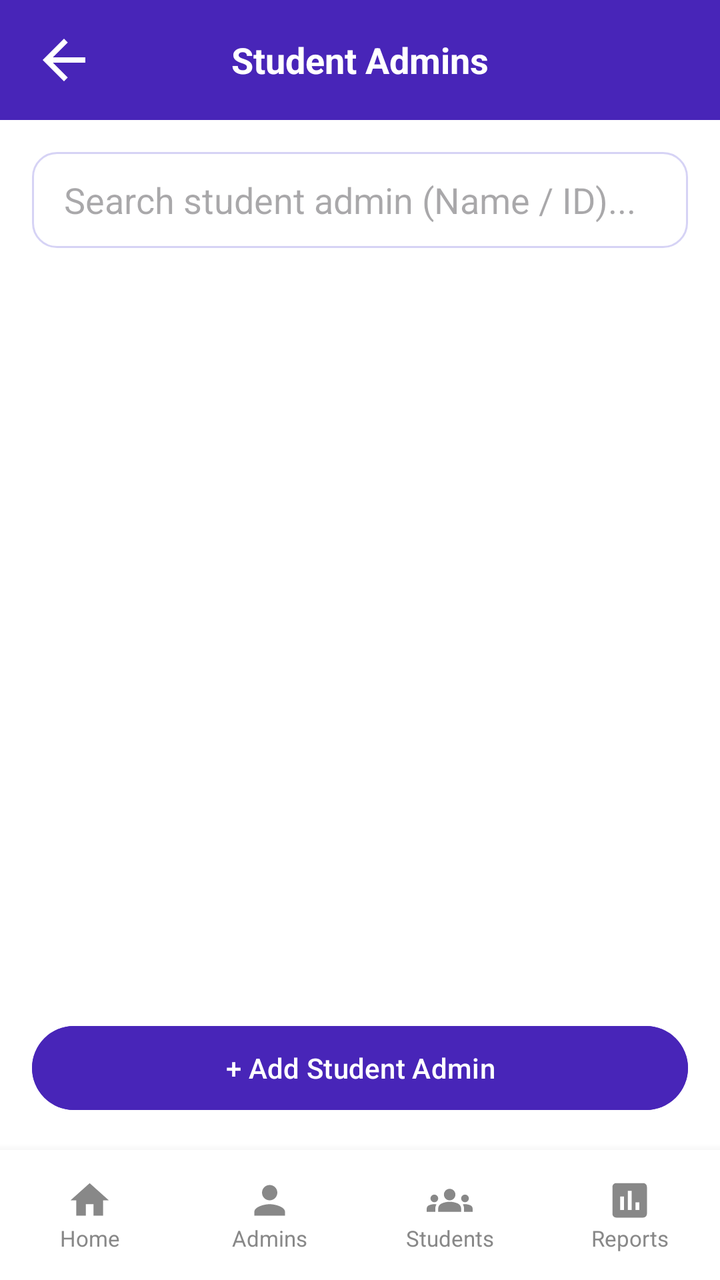
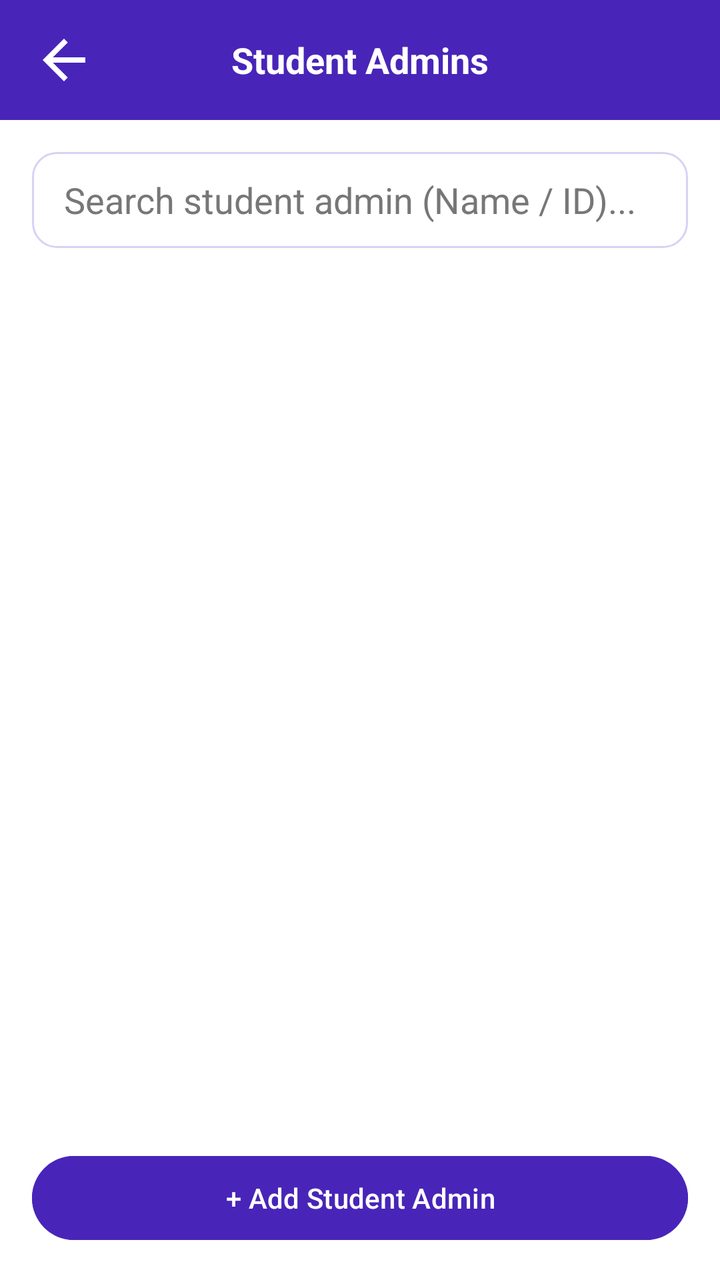

The first picture is an Android layout as it rendered before a commit; the second is the same layout after the commit. The layout source and the unified diff follow.
<!-- AndroidManifest.xml: application theme Theme.TrackPoint -->
<!-- res/layout/activity_student_admins.xml -->
<?xml version="1.0" encoding="utf-8"?>

<LinearLayout xmlns:android="http://schemas.android.com/apk/res/android"
    xmlns:app="http://schemas.android.com/apk/res-auto"
    android:layout_width="match_parent"
    android:layout_height="match_parent"
    android:orientation="vertical"
    android:background="#4825B8"
    android:fitsSystemWindows="true">

    
    <LinearLayout
        android:layout_width="match_parent"
        android:layout_height="60dp"
        android:orientation="horizontal"
        android:gravity="center_vertical"
        android:paddingStart="16dp"
        android:paddingEnd="16dp"
        android:background="#4825B8">

        <ImageView
            android:id="@+id/btnBack"
            android:layout_width="32dp"
            android:layout_height="32dp"
            android:src="@drawable/back_symbol"
            app:tint="@color/white"
            android:contentDescription="Back" />

        <TextView
            android:layout_width="0dp"
            android:layout_height="wrap_content"
            android:layout_weight="1"
            android:text="Student Admins"
            android:textColor="@color/white"
            android:textSize="18sp"
            android:textStyle="bold"
            android:gravity="center" />

        <View
            android:layout_width="32dp"
            android:layout_height="32dp" />

    </LinearLayout>

    
    <LinearLayout
        android:layout_width="match_parent"
        android:layout_height="0dp"
        android:layout_weight="1"
        android:orientation="vertical"
        android:padding="16dp"
        android:background="@color/white">

        
        <EditText
            android:id="@+id/searchAdmin"
            android:layout_width="match_parent"
            android:layout_height="48dp"
            android:hint="Search student admin (Name / ID)..."
            android:inputType="text"
            android:paddingStart="16dp"
            android:paddingEnd="16dp"
            android:background="@drawable/input_box"
            android:textColor="@color/black"
            android:layout_marginBottom="14dp" />

        
        <ScrollView
            android:layout_width="match_parent"
            android:layout_height="0dp"
            android:layout_weight="1"
            android:fillViewport="true">

            <LinearLayout
                android:id="@+id/adminListContainer"
                android:layout_width="match_parent"
                android:layout_height="wrap_content"
                android:orientation="vertical" />

        </ScrollView>

        
        <Button
            android:id="@+id/btnAddAdmin"
            android:layout_width="match_parent"
            android:layout_height="50dp"
            android:layout_marginTop="10dp"
            android:text="+ Add Student Admin"
            android:textColor="@color/white"
            android:backgroundTint="#4825B8" />

    </LinearLayout>

    <include
        layout="@layout/view_staff_admin_bottom_navigation" />

</LinearLayout>
<!-- res/layout/view_staff_admin_bottom_navigation.xml (included above) -->
<?xml version="1.0" encoding="utf-8"?>

<LinearLayout xmlns:android="http://schemas.android.com/apk/res/android"
    android:layout_width="match_parent"
    android:layout_height="65dp"
    android:orientation="horizontal"
    android:gravity="center"
    android:background="@color/white"
    android:elevation="8dp">

    <LinearLayout
        android:id="@+id/navHome"
        android:layout_width="0dp"
        android:layout_height="match_parent"
        android:layout_weight="1"
        android:orientation="vertical"
        android:gravity="center"
        android:clickable="true"
        android:focusable="true">

        <ImageView
            android:id="@+id/iconHome"
            android:layout_width="23dp"
            android:layout_height="23dp"
            android:src="@drawable/ic_staff_home"
            android:tint="#888888" />

        <TextView
            android:id="@+id/textHome"
            android:layout_width="wrap_content"
            android:layout_height="wrap_content"
            android:text="Home"
            android:textSize="11sp"
            android:textColor="#888888" />
    </LinearLayout>

    <LinearLayout
        android:id="@+id/navAdmins"
        android:layout_width="0dp"
        android:layout_height="match_parent"
        android:layout_weight="1"
        android:orientation="vertical"
        android:gravity="center"
        android:clickable="true"
        android:focusable="true">

        <ImageView
            android:id="@+id/iconAdmins"
            android:layout_width="23dp"
            android:layout_height="23dp"
            android:src="@drawable/ic_staff_admins"
            android:tint="#888888" />

        <TextView
            android:id="@+id/textAdmins"
            android:layout_width="wrap_content"
            android:layout_height="wrap_content"
            android:text="Admins"
            android:textSize="11sp"
            android:textColor="#888888" />
    </LinearLayout>

    <LinearLayout
        android:id="@+id/navStudents"
        android:layout_width="0dp"
        android:layout_height="match_parent"
        android:layout_weight="1"
        android:orientation="vertical"
        android:gravity="center"
        android:clickable="true"
        android:focusable="true">

        <ImageView
            android:id="@+id/iconStudents"
            android:layout_width="23dp"
            android:layout_height="23dp"
            android:src="@drawable/ic_staff_students"
            android:tint="#888888" />

        <TextView
            android:id="@+id/textStudents"
            android:layout_width="wrap_content"
            android:layout_height="wrap_content"
            android:text="Students"
            android:textSize="11sp"
            android:textColor="#888888" />
    </LinearLayout>

    <LinearLayout
        android:id="@+id/navReports"
        android:layout_width="0dp"
        android:layout_height="match_parent"
        android:layout_weight="1"
        android:orientation="vertical"
        android:gravity="center"
        android:clickable="true"
        android:focusable="true">

        <ImageView
            android:id="@+id/iconReports"
            android:layout_width="23dp"
            android:layout_height="23dp"
            android:src="@drawable/ic_staff_reports"
            android:tint="#888888" />

        <TextView
            android:id="@+id/textReports"
            android:layout_width="wrap_content"
            android:layout_height="wrap_content"
            android:text="Reports"
            android:textSize="11sp"
            android:textColor="#888888" />
    </LinearLayout>

</LinearLayout>
<!-- resources referenced by this layout -->
<resources>
  <color name="black">#FF000000</color>
  <color name="white">#FFFFFFFF</color>
  <!-- drawable back_symbol (drawable) -->
  <vector xmlns:android="http://schemas.android.com/apk/res/android" android:autoMirrored="true" android:height="24dp" android:tint="#000000" android:viewportHeight="24" android:viewportWidth="24" android:width="24dp">
        
      <path android:fillColor="@android:color/white" android:pathData="M20,11H7.83l5.59,-5.59L12,4l-8,8 8,8 1.41,-1.41L7.83,13H20v-2z"/>
      
  </vector>
  <!-- drawable ic_staff_admins (drawable) -->
  <vector xmlns:android="http://schemas.android.com/apk/res/android" android:height="24dp" android:tint="#000000" android:viewportHeight="24" android:viewportWidth="24" android:width="24dp">
        
      <path android:fillColor="@android:color/white" android:pathData="M12,12c2.21,0 4,-1.79 4,-4s-1.79,-4 -4,-4 -4,1.79 -4,4 1.79,4 4,4zM12,14c-2.67,0 -8,1.34 -8,4v2h16v-2c0,-2.66 -5.33,-4 -8,-4z"/>
      
  </vector>
  <!-- drawable ic_staff_home (drawable) -->
  <vector xmlns:android="http://schemas.android.com/apk/res/android" android:height="24dp" android:tint="#000000" android:viewportHeight="24" android:viewportWidth="24" android:width="24dp">
        
      <path android:fillColor="@android:color/white" android:pathData="M10,20v-6h4v6h5v-8h3L12,3 2,12h3v8z"/>
      
  </vector>
  <!-- drawable ic_staff_reports (drawable) -->
  <vector xmlns:android="http://schemas.android.com/apk/res/android" android:height="24dp" android:tint="#000000" android:viewportHeight="24" android:viewportWidth="24" android:width="24dp">
        
      <path android:fillColor="@android:color/white" android:pathData="M19,3L5,3c-1.1,0 -2,0.9 -2,2v14c0,1.1 0.9,2 2,2h14c1.1,0 2,-0.9 2,-2L21,5c0,-1.1 -0.9,-2 -2,-2zM9,17L7,17v-7h2v7zM13,17h-2L11,7h2v10zM17,17h-2v-4h2v4z"/>
      
  </vector>
  <!-- drawable ic_staff_students (drawable) -->
  <vector xmlns:android="http://schemas.android.com/apk/res/android" android:height="24dp" android:tint="#000000" android:viewportHeight="24" android:viewportWidth="24" android:width="24dp">
        
      <path android:fillColor="@android:color/white" android:pathData="M12,12.75c1.63,0 3.07,0.39 4.24,0.9c1.08,0.48 1.76,1.56 1.76,2.73L18,18H6l0,-1.61c0,-1.18 0.68,-2.26 1.76,-2.73C8.93,13.14 10.37,12.75 12,12.75zM4,13c1.1,0 2,-0.9 2,-2c0,-1.1 -0.9,-2 -2,-2s-2,0.9 -2,2C2,12.1 2.9,13 4,13zM5.13,14.1C4.76,14.04 4.39,14 4,14c-0.99,0 -1.93,0.21 -2.78,0.58C0.48,14.9 0,15.62 0,16.43V18l4.5,0v-1.61C4.5,15.56 4.73,14.78 5.13,14.1zM20,13c1.1,0 2,-0.9 2,-2c0,-1.1 -0.9,-2 -2,-2s-2,0.9 -2,2C18,12.1 18.9,13 20,13zM24,16.43c0,-0.81 -0.48,-1.53 -1.22,-1.85C21.93,14.21 20.99,14 20,14c-0.39,0 -0.76,0.04 -1.13,0.1c0.4,0.68 0.63,1.46 0.63,2.29V18l4.5,0V16.43zM12,6c1.66,0 3,1.34 3,3c0,1.66 -1.34,3 -3,3s-3,-1.34 -3,-3C9,7.34 10.34,6 12,6z"/>
      
  </vector>
  <!-- drawable input_box (drawable) -->
  <?xml version="1.0" encoding="utf-8"?>
  <shape xmlns:android="http://schemas.android.com/apk/res/android"
      android:shape="rectangle">
  
      <solid android:color="#FFFFFF" />
  
      <stroke
          android:width="1dp"
          android:color="#D6D3F5" />
  
      <corners android:radius="12dp" />
  
      <padding
          android:left="12dp"
          android:right="12dp"
          android:top="4dp"
          android:bottom="4dp" />
  
  </shape>
  <style name="Theme.TrackPoint" parent="Base.Theme.TrackPoint" />
  <style name="Base.Theme.TrackPoint" parent="Theme.Material3.DayNight.NoActionBar">
          
          
      </style>
</resources>

<!-- the commit's change to res/layout/activity_student_admins.xml (unified diff, before → after) -->
@@ -57,11 +57,12 @@
             android:layout_width="match_parent"
             android:layout_height="48dp"
             android:hint="Search student admin (Name / ID)..."
+            android:textColorHint="#777777"
             android:inputType="text"
             android:paddingStart="16dp"
             android:paddingEnd="16dp"
             android:background="@drawable/input_box"
-            android:textColor="@color/black"
+            android:textColor="#17112D"
             android:layout_marginBottom="14dp" />
 
         
@@ -91,123 +92,4 @@
 
     </LinearLayout>
 
-    <include
-        layout="@layout/view_staff_admin_bottom_navigation" />
-
 </LinearLayout>
-<!-- res/layout/view_staff_admin_bottom_navigation.xml (included above) -->
-<?xml version="1.0" encoding="utf-8"?>
-
-<LinearLayout xmlns:android="http://schemas.android.com/apk/res/android"
-    android:layout_width="match_parent"
-    android:layout_height="65dp"
-    android:orientation="horizontal"
-    android:gravity="center"
-    android:background="@color/white"
-    android:elevation="8dp">
-
-    <LinearLayout
-        android:id="@+id/navHome"
-        android:layout_width="0dp"
-        android:layout_height="match_parent"
-        android:layout_weight="1"
-        android:orientation="vertical"
-        android:gravity="center"
-        android:clickable="true"
-        android:focusable="true">
-
-        <ImageView
-            android:id="@+id/iconHome"
-            android:layout_width="23dp"
-            android:layout_height="23dp"
-            android:src="@drawable/ic_staff_home"
-            android:tint="#888888" />
-
-        <TextView
-            android:id="@+id/textHome"
-            android:layout_width="wrap_content"
-            android:layout_height="wrap_content"
-            android:text="Home"
-            android:textSize="11sp"
-            android:textColor="#888888" />
-    </LinearLayout>
-
-    <LinearLayout
-        android:id="@+id/navAdmins"
-        android:layout_width="0dp"
-        android:layout_height="match_parent"
-        android:layout_weight="1"
-        android:orientation="vertical"
-        android:gravity="center"
-        android:clickable="true"
-        android:focusable="true">
-
-        <ImageView
-            android:id="@+id/iconAdmins"
-            android:layout_width="23dp"
-            android:layout_height="23dp"
-            android:src="@drawable/ic_staff_admins"
-            android:tint="#888888" />
-
-        <TextView
-            android:id="@+id/textAdmins"
-            android:layout_width="wrap_content"
-            android:layout_height="wrap_content"
-            android:text="Admins"
-            android:textSize="11sp"
-            android:textColor="#888888" />
-    </LinearLayout>
-
-    <LinearLayout
-        android:id="@+id/navStudents"
-        android:layout_width="0dp"
-        android:layout_height="match_parent"
-        android:layout_weight="1"
-        android:orientation="vertical"
-        android:gravity="center"
-        android:clickable="true"
-        android:focusable="true">
-
-        <ImageView
-            android:id="@+id/iconStudents"
-            android:layout_width="23dp"
-            android:layout_height="23dp"
-            android:src="@drawable/ic_staff_students"
-            android:tint="#888888" />
-
-        <TextView
-            android:id="@+id/textStudents"
-            android:layout_width="wrap_content"
-            android:layout_height="wrap_content"
-            android:text="Students"
-            android:textSize="11sp"
-            android:textColor="#888888" />
-    </LinearLayout>
-
-    <LinearLayout
-        android:id="@+id/navReports"
-        android:layout_width="0dp"
-        android:layout_height="match_parent"
-        android:layout_weight="1"
-        android:orientation="vertical"
-        android:gravity="center"
-        android:clickable="true"
-        android:focusable="true">
-
-        <ImageView
-            android:id="@+id/iconReports"
-            android:layout_width="23dp"
-            android:layout_height="23dp"
-            android:src="@drawable/ic_staff_reports"
-            android:tint="#888888" />
-
-        <TextView
-            android:id="@+id/textReports"
-            android:layout_width="wrap_content"
-            android:layout_height="wrap_content"
-            android:text="Reports"
-            android:textSize="11sp"
-            android:textColor="#888888" />
-    </LinearLayout>
-
-</LinearLayout>
<!-- resource entries referenced after the edit -->
@@ -1,35 +1,10 @@
 <!-- resources referenced by this layout -->
 <resources>
-  <color name="black">#FF000000</color>
   <color name="white">#FFFFFFFF</color>
   <!-- drawable back_symbol (drawable) -->
   <vector xmlns:android="http://schemas.android.com/apk/res/android" android:autoMirrored="true" android:height="24dp" android:tint="#000000" android:viewportHeight="24" android:viewportWidth="24" android:width="24dp">
         
       <path android:fillColor="@android:color/white" android:pathData="M20,11H7.83l5.59,-5.59L12,4l-8,8 8,8 1.41,-1.41L7.83,13H20v-2z"/>
-      
-  </vector>
-  <!-- drawable ic_staff_admins (drawable) -->
-  <vector xmlns:android="http://schemas.android.com/apk/res/android" android:height="24dp" android:tint="#000000" android:viewportHeight="24" android:viewportWidth="24" android:width="24dp">
-        
-      <path android:fillColor="@android:color/white" android:pathData="M12,12c2.21,0 4,-1.79 4,-4s-1.79,-4 -4,-4 -4,1.79 -4,4 1.79,4 4,4zM12,14c-2.67,0 -8,1.34 -8,4v2h16v-2c0,-2.66 -5.33,-4 -8,-4z"/>
-      
-  </vector>
-  <!-- drawable ic_staff_home (drawable) -->
-  <vector xmlns:android="http://schemas.android.com/apk/res/android" android:height="24dp" android:tint="#000000" android:viewportHeight="24" android:viewportWidth="24" android:width="24dp">
-        
-      <path android:fillColor="@android:color/white" android:pathData="M10,20v-6h4v6h5v-8h3L12,3 2,12h3v8z"/>
-      
-  </vector>
-  <!-- drawable ic_staff_reports (drawable) -->
-  <vector xmlns:android="http://schemas.android.com/apk/res/android" android:height="24dp" android:tint="#000000" android:viewportHeight="24" android:viewportWidth="24" android:width="24dp">
-        
-      <path android:fillColor="@android:color/white" android:pathData="M19,3L5,3c-1.1,0 -2,0.9 -2,2v14c0,1.1 0.9,2 2,2h14c1.1,0 2,-0.9 2,-2L21,5c0,-1.1 -0.9,-2 -2,-2zM9,17L7,17v-7h2v7zM13,17h-2L11,7h2v10zM17,17h-2v-4h2v4z"/>
-      
-  </vector>
-  <!-- drawable ic_staff_students (drawable) -->
-  <vector xmlns:android="http://schemas.android.com/apk/res/android" android:height="24dp" android:tint="#000000" android:viewportHeight="24" android:viewportWidth="24" android:width="24dp">
-        
-      <path android:fillColor="@android:color/white" android:pathData="M12,12.75c1.63,0 3.07,0.39 4.24,0.9c1.08,0.48 1.76,1.56 1.76,2.73L18,18H6l0,-1.61c0,-1.18 0.68,-2.26 1.76,-2.73C8.93,13.14 10.37,12.75 12,12.75zM4,13c1.1,0 2,-0.9 2,-2c0,-1.1 -0.9,-2 -2,-2s-2,0.9 -2,2C2,12.1 2.9,13 4,13zM5.13,14.1C4.76,14.04 4.39,14 4,14c-0.99,0 -1.93,0.21 -2.78,0.58C0.48,14.9 0,15.62 0,16.43V18l4.5,0v-1.61C4.5,15.56 4.73,14.78 5.13,14.1zM20,13c1.1,0 2,-0.9 2,-2c0,-1.1 -0.9,-2 -2,-2s-2,0.9 -2,2C18,12.1 18.9,13 20,13zM24,16.43c0,-0.81 -0.48,-1.53 -1.22,-1.85C21.93,14.21 20.99,14 20,14c-0.39,0 -0.76,0.04 -1.13,0.1c0.4,0.68 0.63,1.46 0.63,2.29V18l4.5,0V16.43zM12,6c1.66,0 3,1.34 3,3c0,1.66 -1.34,3 -3,3s-3,-1.34 -3,-3C9,7.34 10.34,6 12,6z"/>
       
   </vector>
   <!-- drawable input_box (drawable) -->
